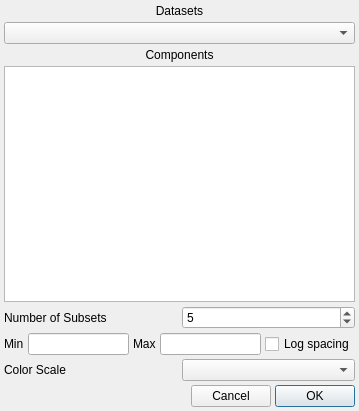
The window that glue/dialogs/subset_facet/qt/subset_facet.ui (glue-viz/glue) describes before a commit, drawn with Qt 5.
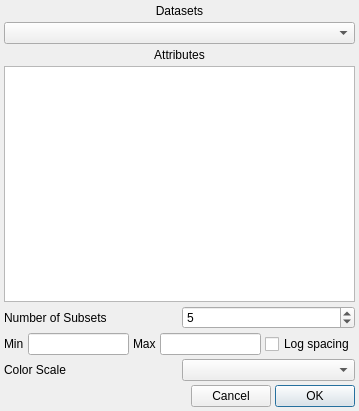
The same window after the commit. Custom widgets are drawn as their Qt base class.

Commit message: Fix component -> attribute terminology in UI

```diff
--- a/glue/dialogs/subset_facet/qt/subset_facet.ui
+++ b/glue/dialogs/subset_facet/qt/subset_facet.ui
@@ -52,7 +52,7 @@
       <enum>Qt::LeftToRight</enum>
      </property>
      <property name="text">
-      <string>Components</string>
+      <string>Attributes</string>
      </property>
      <property name="alignment">
       <set>Qt::AlignCenter</set>
```
Left out of the diff: 2 changed lines with no effect on the pictures. The commit also changes 8 other files.
